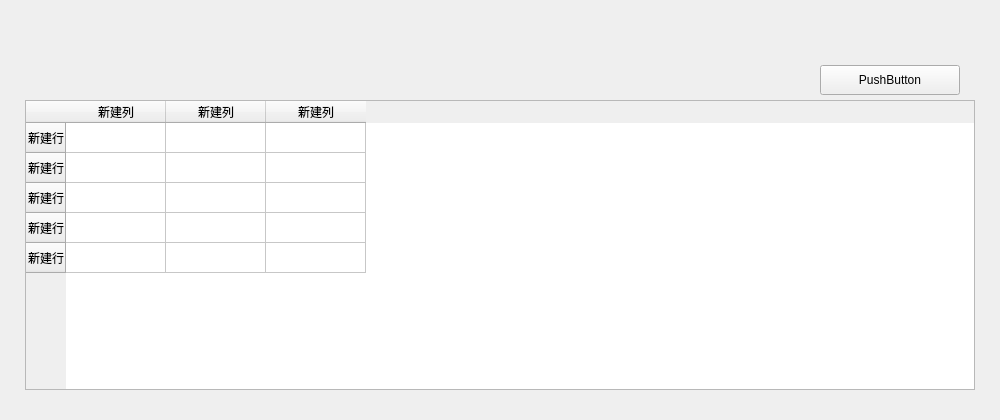
Qt form UI/des_ui/special.ui (lizhenfeng1985/LinuxSafeManage) before a commit.
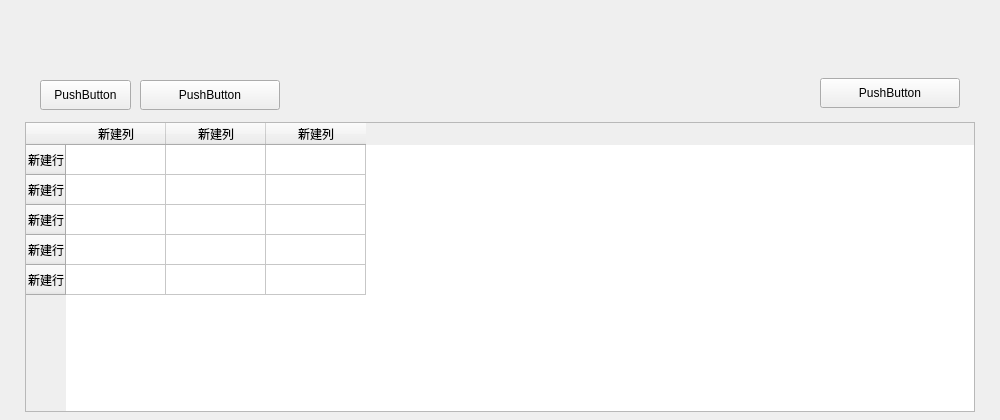
The same form after that commit. Icons and pictures are not drawn.

```diff
--- a/UI/des_ui/special.ui
+++ b/UI/des_ui/special.ui
@@ -46,7 +46,7 @@
    <property name="geometry">
     <rect>
      <x>25</x>
-     <y>100</y>
+     <y>122</y>
      <width>950</width>
      <height>290</height>
     </rect>
@@ -99,7 +99,7 @@
    <property name="geometry">
     <rect>
      <x>820</x>
-     <y>65</y>
+     <y>78</y>
      <width>140</width>
      <height>30</height>
     </rect>
@@ -111,6 +111,64 @@
     <string>PushButton</string>
    </property>
   </widget>
+  <widget class="QWidget" name="widget_3" native="true">
+   <property name="geometry">
+    <rect>
+     <x>0</x>
+     <y>74</y>
+     <width>1000</width>
+     <height>1</height>
+    </rect>
+   </property>
+   <property name="styleSheet">
+    <string notr="true">border-image: url(:/images/btn_bg_disable.png);</string>
+   </property>
+  </widget>
+  <widget class="QWidget" name="widget_4" native="true">
+   <property name="geometry">
+    <rect>
+     <x>0</x>
+     <y>112</y>
+     <width>1000</width>
+     <height>1</height>
+    </rect>
+   </property>
+   <property name="styleSheet">
+    <string notr="true">border-image: url(:/images/btn_bg_disable.png);</string>
+   </property>
+  </widget>
+  <widget class="QPushButton" name="pushButton_6">
+   <property name="geometry">
+    <rect>
+     <x>40</x>
+     <y>80</y>
+     <width>91</width>
+     <height>30</height>
+    </rect>
+   </property>
+   <property name="styleSheet">
+    <string notr="true">border-image: url(:/images/btn_blue_lite.png);</string>
+   </property>
+   <property name="text">
+    <string>PushButton</string>
+   </property>
+  </widget>
+  <widget class="QPushButton" name="pushButton_7">
+   <property name="geometry">
+    <rect>
+     <x>140</x>
+     <y>80</y>
+     <width>140</width>
+     <height>30</height>
+    </rect>
+   </property>
+   <property name="styleSheet">
+    <string notr="true">border-image: url(:/images/btn_off_2.png);</string>
+   </property>
+   <property name="text">
+    <string>PushButton</string>
+   </property>
+  </widget>
  </widget>
  <resources>
   <include location="images.qrc"/>
```
